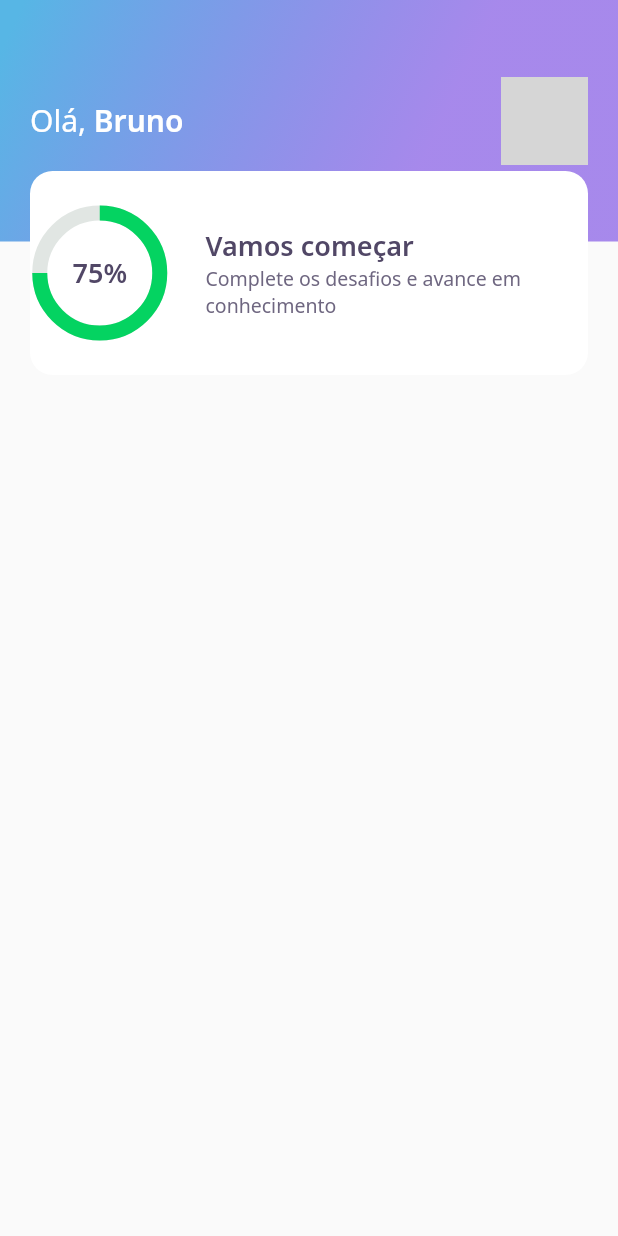
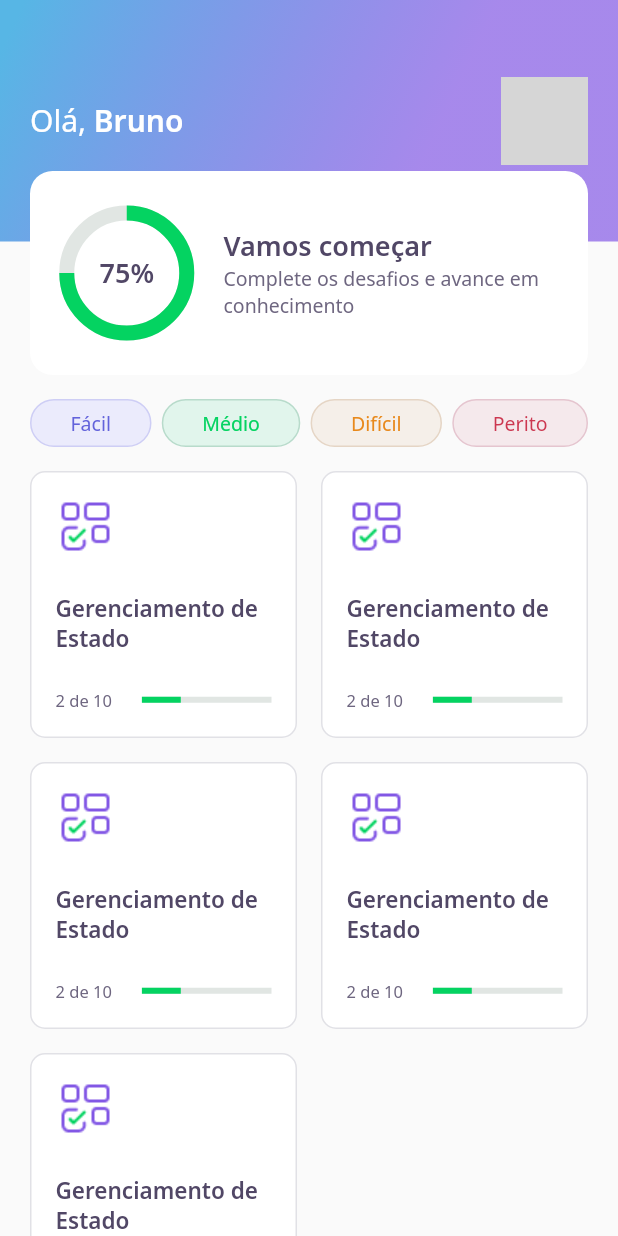
Before and after one commit to BrunoBorelliPro/DevQuiz, a Flutter app: the HomePage screen opened directly, on a phone screen of 412 x 824 dp. Run offline on Flutter 3.47's test engine with Material 2 defaults, Android fonts, the phone set to English and light mode, and no system bars; our stand-ins replace google_fonts; network calls fail; grey boxes are pictures that could not be loaded.

Commit message:
Dia 2 da NLW#5

```diff
--- a/lib/core/app_widget.dart
+++ b/lib/core/app_widget.dart
@@ -1,5 +1,6 @@
 // import 'package:DevQuiz/home/home_page.dart';
 // import 'package:DevQuiz/splash/splash_page.dart';
+import 'package:dev_quiz/challenge/chellenge_page.dart';
 import 'package:dev_quiz/home/home_page.dart';
 import 'package:dev_quiz/splash/splash_page.dart';
 import 'package:flutter/material.dart';
@@ -9,7 +10,7 @@ class AppWidget extends StatelessWidget {
   Widget build(BuildContext context) {
     return MaterialApp(
       title: "DevQuiz",
-      home: HomePage(),
+      home: ChallengePage(),
     );
   }
 }
--- a/lib/home/home_page.dart
+++ b/lib/home/home_page.dart
@@ -1,4 +1,6 @@
 import 'package:dev_quiz/home/widgets/appbar/app_bar_widget.dart';
+import 'package:dev_quiz/home/widgets/level_button/level_button_widget.dart';
+import 'package:dev_quiz/home/widgets/quiz_card_widget/quiz_card_widget.dart';
 import 'package:flutter/material.dart';
 
 class HomePage extends StatefulWidget {
@@ -12,7 +14,50 @@ class _HomePageState extends State<HomePage> {
   @override
   Widget build(BuildContext context) {
     return Scaffold(
-      appBar: AppBarWidget(),
-    );
+        appBar: AppBarWidget(),
+        body: Padding(
+          padding: const EdgeInsets.symmetric(horizontal: 20),
+          child: Column(
+            children: [
+              SizedBox(
+                height: 16,
+              ),
+              Row(
+                mainAxisAlignment: MainAxisAlignment.spaceBetween,
+                children: [
+                  LevelButtonWidget(
+                    label: 'Fácil',
+                  ),
+                  LevelButtonWidget(
+                    label: 'Médio',
+                  ),
+                  LevelButtonWidget(
+                    label: 'Difícil',
+                  ),
+                  LevelButtonWidget(
+                    label: 'Perito',
+                  ),
+                ],
+              ),
+              SizedBox(
+                height: 16,
+              ),
+              Expanded(
+                child: GridView.count(
+                  crossAxisCount: 2,
+                  crossAxisSpacing: 16,
+                  mainAxisSpacing: 16,
+                  children: [
+                    QuizCardWidget(),
+                    QuizCardWidget(),
+                    QuizCardWidget(),
+                    QuizCardWidget(),
+                    QuizCardWidget(),
+                  ],
+                ),
+              )
+            ],
+          ),
+        ));
   }
 }
--- a/lib/home/widgets/appbar/app_bar_widget.dart
+++ b/lib/home/widgets/appbar/app_bar_widget.dart
@@ -1,6 +1,6 @@
 import 'package:dev_quiz/core/app_gradients.dart';
 import 'package:dev_quiz/core/app_text_styles.dart';
-import 'package:dev_quiz/home/widgets/score-card/score_card_widget.dart';
+import 'package:dev_quiz/home/widgets/score_card/score_card_widget.dart';
 import 'package:flutter/material.dart';
 
 class AppBarWidget extends PreferredSize {
--- /dev/null
+++ b/lib/home/widgets/level_button/level_button_widget.dart
@@ -0,0 +1,61 @@
+import 'package:dev_quiz/core/app_colors.dart';
+import 'package:dev_quiz/core/app_text_styles.dart';
+import 'package:flutter/material.dart';
+import 'package:google_fonts/google_fonts.dart';
+
+class LevelButtonWidget extends StatelessWidget {
+  final String label;
+  LevelButtonWidget({Key? key, required this.label})
+      : assert(["Fácil", "Médio", "Difícil", "Perito"].contains(label)),
+        super(key: key);
+
+  final config = {
+    "Fácil": {
+      "color": AppColors.levelButtonFacil,
+      "borderColor": AppColors.levelButtonBorderFacil,
+      "fontColor": AppColors.levelButtonTextFacil
+    },
+    "Médio": {
+      "color": AppColors.levelButtonMedio,
+      "borderColor": AppColors.levelButtonBorderMedio,
+      "fontColor": AppColors.levelButtonTextMedio
+    },
+    "Difícil": {
+      "color": AppColors.levelButtonDificil,
+      "borderColor": AppColors.levelButtonBorderDificil,
+      "fontColor": AppColors.levelButtonTextDificil
+    },
+    "Perito": {
+      "color": AppColors.levelButtonPerito,
+      "borderColor": AppColors.levelButtonBorderPerito,
+      "fontColor": AppColors.levelButtonTextPerito
+    }
+  };
+
+  Color get color => config[label]!['color']!;
+  Color get borderColor => config[label]!['borderColor']!;
+  Color get fontColor => config[label]!['fontColor']!;
+
+  @override
+  Widget build(BuildContext context) {
+    return Container(
+      decoration: BoxDecoration(
+        color: color,
+        border: Border.fromBorderSide(
+          BorderSide(color: borderColor),
+        ),
+        borderRadius: BorderRadius.circular(28),
+      ),
+      child: Padding(
+        padding: const EdgeInsets.symmetric(horizontal: 26, vertical: 6),
+        child: Text(
+          label,
+          style: GoogleFonts.notoSans(
+            color: fontColor,
+            fontSize: 13,
+          ),
+        ),
+      ),
+    );
+  }
+}
--- /dev/null
+++ b/lib/home/widgets/quiz_card_widget/quiz_card_widget.dart
@@ -0,0 +1,55 @@
+import 'package:dev_quiz/core/app_colors.dart';
+import 'package:dev_quiz/core/app_images.dart';
+import 'package:dev_quiz/core/app_text_styles.dart';
+import 'package:dev_quiz/shared/widgets/progress_indicator/progress_indicator.dart';
+import 'package:flutter/material.dart';
+
+class QuizCardWidget extends StatelessWidget {
+  const QuizCardWidget({Key? key}) : super(key: key);
+  @override
+  Widget build(BuildContext context) {
+    return Container(
+      padding: EdgeInsets.all(16),
+      decoration: BoxDecoration(
+          border: Border.fromBorderSide(BorderSide(color: AppColors.border)),
+          color: AppColors.white,
+          borderRadius: BorderRadius.circular(10)),
+      child: Column(
+        crossAxisAlignment: CrossAxisAlignment.start,
+        children: [
+          Container(
+            height: 40,
+            width: 40,
+            child: Image.asset(AppImages.blocks),
+          ),
+          SizedBox(
+            height: 24,
+          ),
+          Text(
+            "Gerenciamento de Estado",
+            style: AppTextStyles.heading15,
+          ),
+          SizedBox(
+            height: 24,
+          ),
+          Row(
+            children: [
+              Expanded(
+                flex: 2,
+                child: Text(
+                  "2 de 10",
+                  style: AppTextStyles.body11,
+                ),
+              ),
+              Expanded(
+                  flex: 3,
+                  child: ProgressIndicatorWidget(
+                    value: 0.3,
+                  ))
+            ],
+          ),
+        ],
+      ),
+    );
+  }
+}
--- a/lib/home/widgets/score-card/score_card_widget.dart
+++ /dev/null
@@ -1,46 +0,0 @@
-import 'package:dev_quiz/core/app_colors.dart';
-import 'package:dev_quiz/core/app_text_styles.dart';
-import 'package:dev_quiz/home/widgets/chart/chart_widget.dart';
-import 'package:flutter/material.dart';
-
-class ScoreCardWidget extends StatelessWidget {
-  const ScoreCardWidget({Key? key}) : super(key: key);
-
-  @override
-  Widget build(BuildContext context) {
-    return Padding(
-      padding: const EdgeInsets.only(left: 20, right: 20),
-      child: Container(
-        height: 136,
-        decoration: BoxDecoration(
-            color: AppColors.white, borderRadius: BorderRadius.circular(15)),
-        child: Row(
-          crossAxisAlignment: CrossAxisAlignment.center,
-          children: [
-            Expanded(
-              flex: 1,
-              child: ChartWidget(),
-            ),
-            Expanded(
-              flex: 3,
-              child: Padding(
-                padding: const EdgeInsets.only(left: 24),
-                child: Column(
-                  mainAxisAlignment: MainAxisAlignment.center,
-                  crossAxisAlignment: CrossAxisAlignment.start,
-                  children: [
-                    Text("Vamos começar", style: AppTextStyles.heading),
-                    Text(
-                      "Complete os desafios e avance em conhecimento",
-                      style: AppTextStyles.body,
-                    )
-                  ],
-                ),
-              ),
-            )
-          ],
-        ),
-      ),
-    );
-  }
-}
--- /dev/null
+++ b/lib/home/widgets/score_card/score_card_widget.dart
@@ -0,0 +1,49 @@
+import 'package:dev_quiz/core/app_colors.dart';
+import 'package:dev_quiz/core/app_text_styles.dart';
+import 'package:dev_quiz/home/widgets/chart/chart_widget.dart';
+import 'package:flutter/material.dart';
+
+class ScoreCardWidget extends StatelessWidget {
+  const ScoreCardWidget({Key? key}) : super(key: key);
+
+  @override
+  Widget build(BuildContext context) {
+    return Padding(
+      padding: const EdgeInsets.only(left: 20, right: 20),
+      child: Container(
+        height: 136,
+        decoration: BoxDecoration(
+            color: AppColors.white, borderRadius: BorderRadius.circular(15)),
+        child: Padding(
+          padding: const EdgeInsets.symmetric(horizontal: 24),
+          child: Row(
+            crossAxisAlignment: CrossAxisAlignment.center,
+            children: [
+              Expanded(
+                flex: 1,
+                child: ChartWidget(),
+              ),
+              Expanded(
+                flex: 3,
+                child: Padding(
+                  padding: const EdgeInsets.only(left: 24),
+                  child: Column(
+                    mainAxisAlignment: MainAxisAlignment.center,
+                    crossAxisAlignment: CrossAxisAlignment.start,
+                    children: [
+                      Text("Vamos começar", style: AppTextStyles.heading),
+                      Text(
+                        "Complete os desafios e avance em conhecimento",
+                        style: AppTextStyles.body,
+                      )
+                    ],
+                  ),
+                ),
+              )
+            ],
+          ),
+        ),
+      ),
+    );
+  }
+}
--- /dev/null
+++ b/lib/shared/widgets/progress_indicator/progress_indicator.dart
@@ -0,0 +1,19 @@
+import 'package:dev_quiz/core/core.dart';
+import 'package:flutter/material.dart';
+
+class ProgressIndicatorWidget extends StatelessWidget {
+  final double value;
+  const ProgressIndicatorWidget({Key? key, required this.value})
+      : super(key: key);
+
+  @override
+  Widget build(BuildContext context) {
+    return Container(
+      child: LinearProgressIndicator(
+        value: value,
+        backgroundColor: AppColors.chartSecondary,
+        valueColor: AlwaysStoppedAnimation<Color>(AppColors.chartPrimary),
+      ),
+    );
+  }
+}
```
Also changed, not shown: lib/challenge/chellenge_page.dart (added, +26 -0 lines), lib/challenge/widgets/awnser_widget/awnser_widget.dart (added, +81 -0 lines), lib/challenge/widgets/question_indicator_widget/question_indicator_widget.dart (added, +34 -0 lines), lib/challenge/widgets/quiz_widget/quiz_widget.dart (added, +45 -0 lines).
